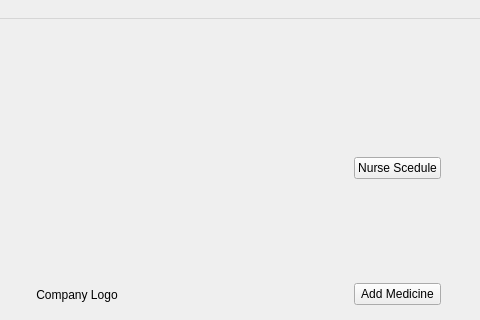
Above: doctorview.ui from luigiacuna/UB-GUI-OOP-Final-Project before the change; both pictures show x 320 to 800 and y 0 to 320 of the 800 by 600 pixel window. Below: the same form after it.
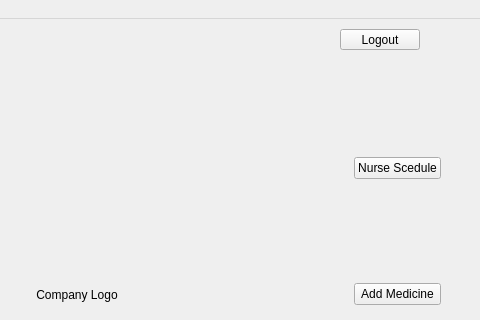
That is the form after the change.

```diff
--- a/doctorview.ui
+++ b/doctorview.ui
@@ -105,6 +105,19 @@
      </item>
     </layout>
    </widget>
+   <widget class="QPushButton" name="Logout">
+    <property name="geometry">
+     <rect>
+      <x>660</x>
+      <y>10</y>
+      <width>80</width>
+      <height>21</height>
+     </rect>
+    </property>
+    <property name="text">
+     <string>Logout</string>
+    </property>
+   </widget>
   </widget>
   <widget class="QMenuBar" name="menubar">
    <property name="geometry">
```
Left out of the diff: 2 changed lines with no effect on the pictures.
